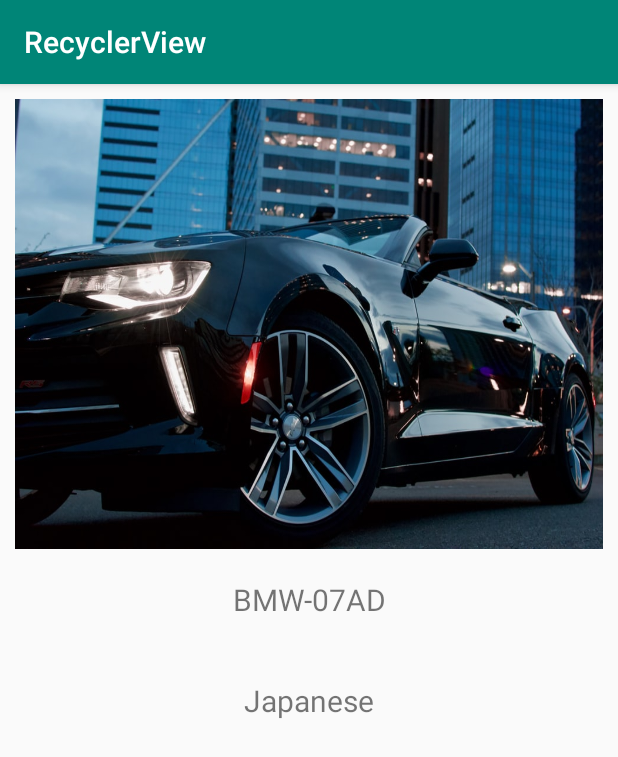
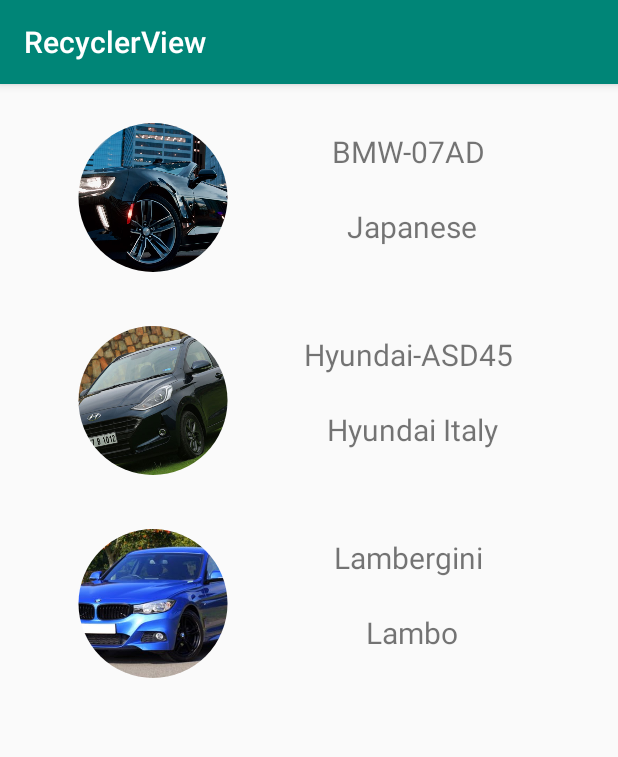
Before and after one commit to DeepakMaharjan/RecyclerView, an Android app: the screen it shows after launch (MainActivity), on a phone screen of 412 x 824 dp. Shown: the top 757 px of the screen. Run offline under Robolectric (Android 15) with nearby library versions, the phone set to English and light mode, and no system bars; our stand-ins replace CircleImageView.

Commit message:
Complete Recycle View with <CircleImageView/> added.

```diff
--- a/app/build.gradle
+++ b/app/build.gradle
@@ -28,5 +28,7 @@ dependencies {
     androidTestImplementation 'androidx.test.espresso:espresso-core:3.1.1'
 
     implementation "androidx.recyclerview:recyclerview:1.0.0"
+    implementation 'de.hdodenhof:circleimageview:3.0.1'
+
 
 }
--- a/app/src/main/java/com/deepak/recyclerview/CarsAdapter.java
+++ b/app/src/main/java/com/deepak/recyclerview/CarsAdapter.java
@@ -13,6 +13,8 @@ import androidx.annotation.NonNull;
 import androidx.recyclerview.widget.RecyclerView;
 
 import java.util.List;
+
+import de.hdodenhof.circleimageview.CircleImageView;
 
 public class CarsAdapter extends RecyclerView.Adapter<CarsAdapter.CarsViewHolders> {
 
@@ -62,7 +64,7 @@ public class CarsAdapter extends RecyclerView.Adapter<CarsAdapter.CarsViewHolder
 
     public class CarsViewHolders extends RecyclerView.ViewHolder{
 
-        ImageView imgProfile;
+        CircleImageView imgProfile;
         TextView tvName, tvBrand;
 
         public CarsViewHolders(@NonNull View itemView) {
--- a/app/src/main/java/com/deepak/recyclerview/MainActivity.java
+++ b/app/src/main/java/com/deepak/recyclerview/MainActivity.java
@@ -30,7 +30,7 @@ public class MainActivity extends AppCompatActivity {
 
         CarsAdapter carsAdapter = new CarsAdapter(this, carsList);
         recyclerView.setAdapter(carsAdapter);
-        recyclerView.setLayoutManager(new LinearLayoutManager(this,LinearLayoutManager.HORIZONTAL, false));
+        recyclerView.setLayoutManager(new LinearLayoutManager(this,LinearLayoutManager.VERTICAL, false));
 
     }
 }
--- a/app/src/main/res/layout/activity_car_details.xml
+++ b/app/src/main/res/layout/activity_car_details.xml
@@ -8,12 +8,11 @@
     android:gravity="center"
     tools:context=".CarDetails">
 
-    <ImageView
+    <de.hdodenhof.circleimageview.CircleImageView
         android:id="@+id/imgCars"
         android:layout_gravity="center"
         android:layout_width="200dp"
         android:layout_height="200dp"
-        android:scaleType="fitXY"
         android:src="@drawable/bmw"/>
 
     <TextView
--- a/app/src/main/res/layout/layout_cars.xml
+++ b/app/src/main/res/layout/layout_cars.xml
@@ -1,35 +1,47 @@
 <?xml version="1.0" encoding="utf-8"?>
-<LinearLayout xmlns:android="http://schemas.android.com/apk/res/android"
+<androidx.constraintlayout.widget.ConstraintLayout xmlns:android="http://schemas.android.com/apk/res/android"
+    xmlns:app="http://schemas.android.com/apk/res-auto"
+    xmlns:tools="http://schemas.android.com/tools"
     android:orientation="vertical"
     android:layout_width="match_parent"
-    android:layout_height="match_parent"
+    android:layout_height="wrap_content"
     android:layout_margin="10dp">
-    <ImageView
+
+    <de.hdodenhof.circleimageview.CircleImageView
         android:id="@+id/imgCars"
+        android:layout_width="144dp"
+        android:layout_height="99dp"
         android:layout_gravity="center"
-        android:layout_width="wrap_content"
-        android:layout_height="300dp"
-        android:scaleType="fitXY"
-        android:src="@drawable/bmw"/>
+        android:layout_marginStart="20dp"
+        android:layout_marginTop="16dp"
+        android:src="@drawable/bmw"
+        app:layout_constraintStart_toStartOf="parent"
+        app:layout_constraintTop_toTopOf="parent" />
 
     <TextView
         android:id="@+id/tvName"
-        android:layout_width="match_parent"
-        android:layout_height="wrap_content"
+        android:layout_width="156dp"
+        android:layout_height="30dp"
+        android:layout_margin="20dp"
+        android:layout_marginStart="36dp"
+        android:layout_marginTop="28dp"
+        android:gravity="center"
         android:text="BMW"
         android:textSize="20sp"
-        android:layout_margin="20dp"
-        android:gravity="center"
-        />
+        app:layout_constraintStart_toEndOf="@+id/imgCars"
+        app:layout_constraintTop_toTopOf="parent" />
 
     <TextView
         android:id="@+id/tvBrand"
-        android:layout_width="match_parent"
-        android:layout_height="wrap_content"
+        android:layout_width="162dp"
+        android:layout_height="30dp"
+        android:layout_margin="20dp"
+        android:layout_marginStart="32dp"
+        android:layout_marginTop="24dp"
+        android:gravity="center"
         android:text="Brand"
         android:textSize="20sp"
-        android:layout_margin="20dp"
-        android:gravity="center"
-        />
+        app:layout_constraintStart_toEndOf="@+id/imgCars"
+        app:layout_constraintTop_toBottomOf="@+id/tvName" />
 
-</LinearLayout>
+</androidx.constraintlayout.widget.ConstraintLayout>
```
